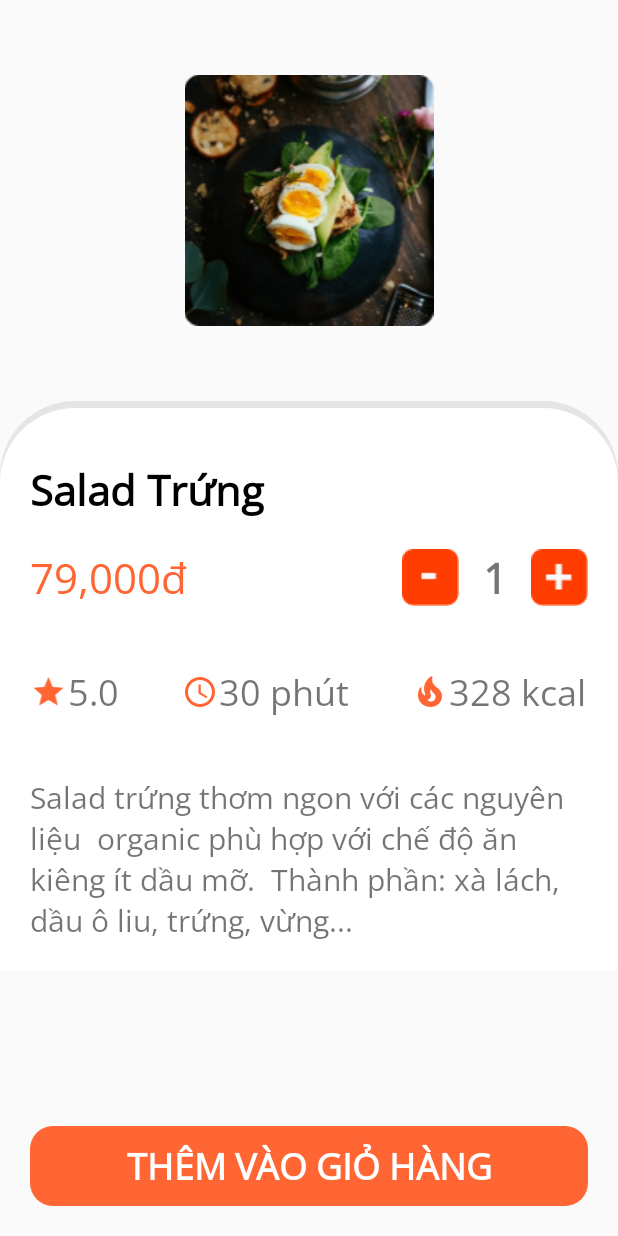
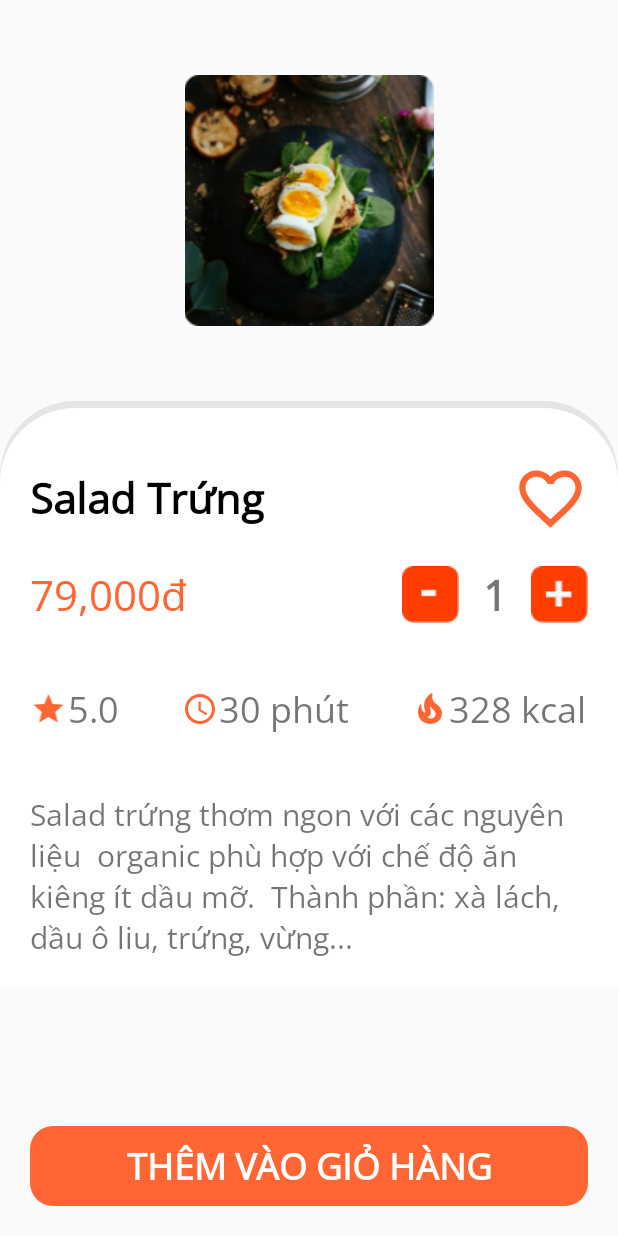
Before and after one commit to duongmien/SunShine_App, an Android app: the layout activity_san_pham.xml on its own in the app's theme, with its tools: preview values and no code run, on a phone screen of 412 x 824 dp. Run offline under Robolectric (Android 15) with nearby library versions, the phone set to English and light mode, and no system bars.

Commit message:
Sơn up btnFavorite

```diff
--- a/app/src/main/java/com/myfistapp/sunshine_app/Api/ApiService.java
+++ b/app/src/main/java/com/myfistapp/sunshine_app/Api/ApiService.java
@@ -7,6 +7,7 @@ import com.myfistapp.sunshine_app.Model.Chitiethoadon;
 import com.myfistapp.sunshine_app.Model.Hoadon;
 import com.myfistapp.sunshine_app.Model.SanPhamDomain;
 import com.myfistapp.sunshine_app.Model.Khachhang;
+import com.myfistapp.sunshine_app.Model.Yeuthich;
 
 import java.util.ArrayList;
 
@@ -16,6 +17,7 @@ import retrofit2.converter.gson.GsonConverterFactory;
 import retrofit2.http.Body;
 import retrofit2.http.GET;
 import retrofit2.http.POST;
+import retrofit2.http.Path;
 
 public interface ApiService {
     Gson gson = new GsonBuilder()
@@ -48,4 +50,13 @@ public interface ApiService {
     @POST("chitiethoadon/add")
     Call<Chitiethoadon> createOrderDetail(@Body Chitiethoadon chitiethoadon);
 
+    @GET("yeuthich/list/{idkh}")
+    Call<ArrayList<Yeuthich>> showFavorite( @Path("idkh")int idkh);
+
+    @POST("yeuthich/add")
+    Call<Yeuthich> addFavorite(@Body Yeuthich yeuthich);
+
+    @POST("yeuthich/delete/{idkh}/{idsp}")
+    Call<Yeuthich> deleteFavorite(@Path("idkh")int idkh,@Path("idsp")int idsp);
+
 }
--- /dev/null
+++ b/app/src/main/res/drawable/ic_favorite.xml
@@ -0,0 +1,10 @@
+<vector xmlns:android="http://schemas.android.com/apk/res/android"
+    android:width="24dp"
+    android:height="24dp"
+    android:viewportWidth="24"
+    android:viewportHeight="24"
+    android:tint="@color/orange">
+  <path
+      android:fillColor="@android:color/white"
+      android:pathData="M12,21.35l-1.45,-1.32C5.4,15.36 2,12.28 2,8.5 2,5.42 4.42,3 7.5,3c1.74,0 3.41,0.81 4.5,2.09C13.09,3.81 14.76,3 16.5,3 19.58,3 22,5.42 22,8.5c0,3.78 -3.4,6.86 -8.55,11.54L12,21.35z"/>
+</vector>
--- /dev/null
+++ b/app/src/main/res/drawable/ic_favorite_border.xml
@@ -0,0 +1,10 @@
+<vector xmlns:android="http://schemas.android.com/apk/res/android"
+    android:width="24dp"
+    android:height="24dp"
+    android:viewportWidth="24"
+    android:viewportHeight="24"
+    android:tint="@color/orange">
+  <path
+      android:fillColor="@android:color/white"
+      android:pathData="M16.5,3c-1.74,0 -3.41,0.81 -4.5,2.09C10.91,3.81 9.24,3 7.5,3 4.42,3 2,5.42 2,8.5c0,3.78 3.4,6.86 8.55,11.54L12,21.35l1.45,-1.32C18.6,15.36 22,12.28 22,8.5 22,5.42 19.58,3 16.5,3zM12.1,18.55l-0.1,0.1 -0.1,-0.1C7.14,14.24 4,11.39 4,8.5 4,6.5 5.5,5 7.5,5c1.54,0 3.04,0.99 3.57,2.36h1.87C13.46,5.99 14.96,5 16.5,5c2,0 3.5,1.5 3.5,3.5 0,2.89 -3.14,5.74 -7.9,10.05z"/>
+</vector>
--- /dev/null
+++ b/app/src/main/res/drawable/toggle_selector.xml
@@ -0,0 +1,5 @@
+<?xml version="1.0" encoding="utf-8"?>
+<selector xmlns:android="http://schemas.android.com/apk/res/android">
+    <item android:drawable="@drawable/ic_favorite_border" android:state_checked="false"/>
+    <item android:drawable="@drawable/ic_favorite" android:state_checked="true"/>
+</selector>
--- a/app/src/main/res/layout/activity_san_pham.xml
+++ b/app/src/main/res/layout/activity_san_pham.xml
@@ -35,18 +35,36 @@
                 android:background="@drawable/bg_infor"
                 android:orientation="vertical">
 
-                <TextView
-                    android:id="@+id/txt_tensanpham"
+                <RelativeLayout
                     android:layout_width="match_parent"
                     android:layout_height="wrap_content"
                     android:layout_marginLeft="20dp"
                     android:layout_marginTop="40dp"
-                    android:layout_marginRight="20dp"
-                    android:fontFamily="@font/opensans"
-                    android:text="Salad Trứng"
-                    android:textColor="#000000"
-                    android:textSize="28sp"
-                    android:textStyle="bold" />
+                    android:layout_marginRight="20dp">
+
+                    <TextView
+                        android:id="@+id/txt_tensanpham"
+                        android:layout_width="match_parent"
+                        android:layout_height="wrap_content"
+                        android:layout_alignParentStart="true"
+                        android:layout_toLeftOf="@+id/btn_fav"
+                        android:fontFamily="@font/opensans"
+                        android:text="Salad Trứng"
+                        android:layout_centerVertical="true"
+                        android:textColor="#000000"
+                        android:textSize="28sp"
+                        android:textStyle="bold" />
+
+                    <ToggleButton
+                        android:id="@+id/btn_fav"
+                        android:layout_width="50dp"
+                        android:layout_height="50dp"
+                        android:layout_alignParentEnd="true"
+                        android:background="@drawable/toggle_selector"
+                        android:textOff=""
+                        android:textOn="" />
+                </RelativeLayout>
+
 
                 <LinearLayout
                     android:layout_width="match_parent"
```
Also changed, not shown: app/src/main/java/com/myfistapp/sunshine_app/Activity/SanPham.java (+105 -5 lines), app/src/main/java/com/myfistapp/sunshine_app/Model/Yeuthich.java (added, +27 -0 lines).
